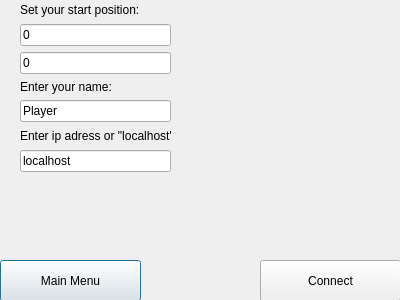
This is joinserver.ui in TeftelTennis/Labyrinth as Qt 5 draws it before an edit. The edited form follows.
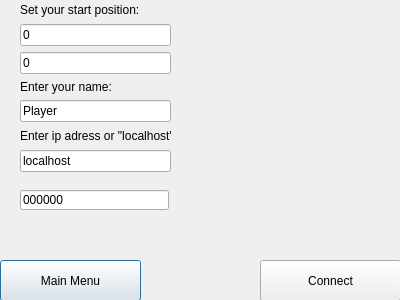
This is the edited form.

The edit to the form file:
```diff
--- a/joinserver.ui
+++ b/joinserver.ui
@@ -107,6 +107,19 @@
     </item>
    </layout>
   </widget>
+  <widget class="QLineEdit" name="portLine">
+   <property name="geometry">
+    <rect>
+     <x>20</x>
+     <y>190</y>
+     <width>149</width>
+     <height>20</height>
+    </rect>
+   </property>
+   <property name="text">
+    <string>000000</string>
+   </property>
+  </widget>
  </widget>
  <resources/>
  <connections/>
```
